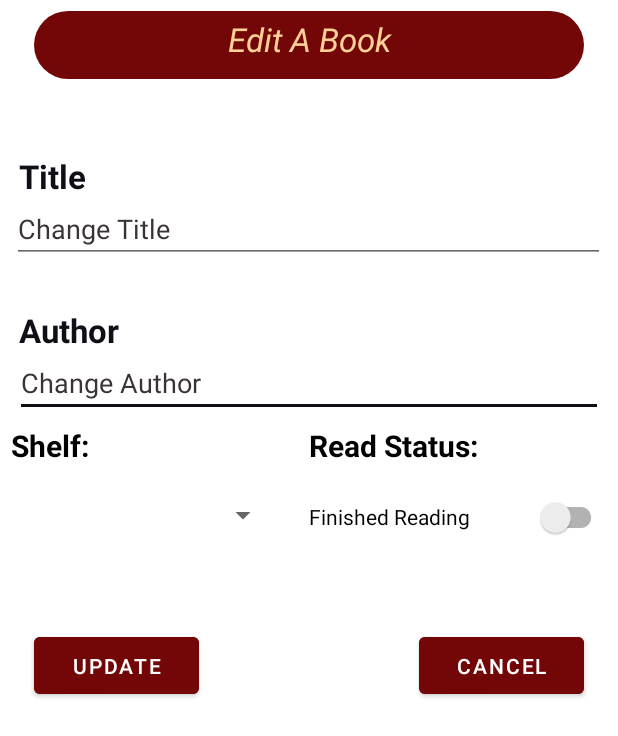
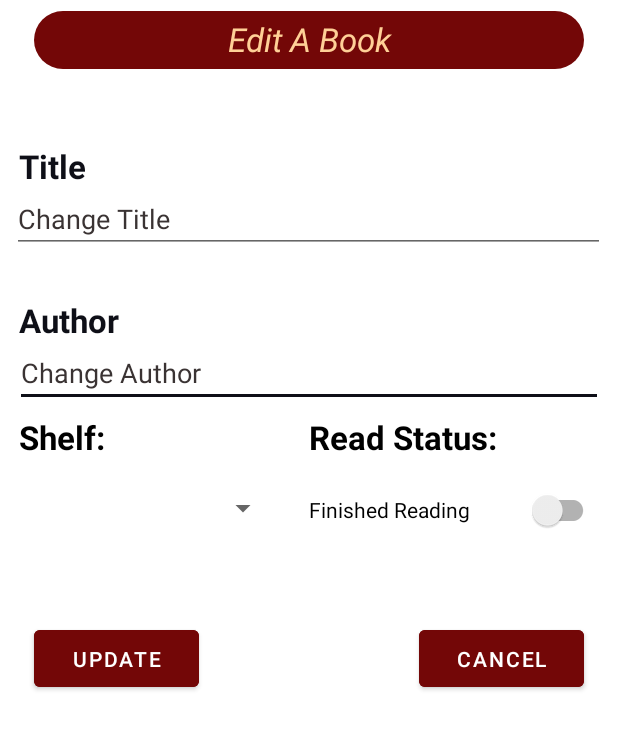
Before and after one commit to vp-98/Book-Keeper, an Android app: the layout popup_editbook_layout.xml on its own in the app's theme, with its tools: preview values and no code run, on a phone screen of 412 x 824 dp. Shown: the top 736 px of the screen. Run offline under Robolectric (Android 15) with nearby library versions, the phone set to English and light mode, and no system bars.

Commit message:
File formats modified and function comments

```diff
--- a/app/src/main/res/layout/frag_addbook_layout.xml
+++ b/app/src/main/res/layout/frag_addbook_layout.xml
@@ -27,6 +27,7 @@
             android:padding="20dp"
             android:textSize="25sp"
             android:text="@string/addbook_title_page" />
+
     </LinearLayout>
 
     <androidx.constraintlayout.widget.ConstraintLayout
@@ -164,5 +165,4 @@
 
     </androidx.constraintlayout.widget.ConstraintLayout>
 
-
 </RelativeLayout>
--- a/app/src/main/res/layout/frag_appstats_layout.xml
+++ b/app/src/main/res/layout/frag_appstats_layout.xml
@@ -40,7 +40,6 @@
             android:layout_width="match_parent"
             android:layout_height="wrap_content">
 
-            <!-- Book Stats view, Changes must be made in the class -->
             <androidx.cardview.widget.CardView
                 android:id="@+id/appstats_topCardView"
                 android:layout_width="match_parent"
@@ -143,7 +142,6 @@
 
             </androidx.cardview.widget.CardView>
 
-            <!-- General Stats view, NO CHANGES HERE, CHANGES MUST BE IN R.STRINGS-->
             <androidx.cardview.widget.CardView
                 android:id="@+id/appstats_general_cardview"
                 android:layout_width="match_parent"
@@ -167,7 +165,6 @@
                         app:layout_constraintEnd_toEndOf="parent"
                         app:layout_constraintStart_toStartOf="parent"
                         app:layout_constraintTop_toTopOf="parent" />
-
 
                     <TextView
                         android:id="@+id/appstats_db_version_number"
@@ -241,7 +238,6 @@
 
             </androidx.cardview.widget.CardView>
 
-            <!-- Change Log -->
             <androidx.cardview.widget.CardView
                 android:layout_width="match_parent"
                 android:layout_height="wrap_content"
--- a/app/src/main/res/layout/frag_bookview_layout.xml
+++ b/app/src/main/res/layout/frag_bookview_layout.xml
@@ -1,5 +1,4 @@
 <?xml version="1.0" encoding="utf-8"?>
-
 <RelativeLayout xmlns:android="http://schemas.android.com/apk/res/android"
     android:layout_width="match_parent"
     android:layout_height="match_parent"
@@ -42,5 +41,4 @@
 
     </FrameLayout>
 
-
 </RelativeLayout>
--- a/app/src/main/res/layout/frag_settings_layout.xml
+++ b/app/src/main/res/layout/frag_settings_layout.xml
@@ -1,6 +1,5 @@
 <?xml version="1.0" encoding="utf-8"?>
 <RelativeLayout xmlns:android="http://schemas.android.com/apk/res/android"
-    xmlns:tools="http://schemas.android.com/tools"
     android:layout_width="match_parent"
     android:layout_height="match_parent"
     xmlns:app="http://schemas.android.com/apk/res-auto"
@@ -26,7 +25,6 @@
             android:textColor="@color/primary_gold"
             android:textSize="22sp"
             android:textStyle="italic" />
-
 
     </RelativeLayout>
 
@@ -107,7 +105,6 @@
                             app:layout_constraintEnd_toEndOf="parent"
                             app:layout_constraintStart_toEndOf="@+id/settings_layout_spinner"
                             app:layout_constraintTop_toTopOf="@+id/settings_layout_spinner" />
-
 
                     </LinearLayout>
 
@@ -200,8 +197,8 @@
 
             </androidx.cardview.widget.CardView>
 
+        </RelativeLayout>
 
-        </RelativeLayout>
     </ScrollView>
 
 </RelativeLayout>
--- a/app/src/main/res/layout/listview_single_item.xml
+++ b/app/src/main/res/layout/listview_single_item.xml
@@ -1,6 +1,5 @@
 <?xml version="1.0" encoding="utf-8"?>
-<LinearLayout
-    xmlns:android="http://schemas.android.com/apk/res/android"
+<LinearLayout xmlns:android="http://schemas.android.com/apk/res/android"
     android:layout_width="match_parent"
     android:layout_height="match_parent"
     android:orientation="horizontal"
--- a/app/src/main/res/layout/popup_editbook_layout.xml
+++ b/app/src/main/res/layout/popup_editbook_layout.xml
@@ -1,6 +1,5 @@
 <?xml version="1.0" encoding="utf-8"?>
 <RelativeLayout xmlns:android="http://schemas.android.com/apk/res/android"
-    xmlns:app="http://schemas.android.com/apk/res-auto"
     android:layout_width="match_parent"
     android:layout_height="match_parent"
     android:background="@color/white"
@@ -8,17 +7,18 @@
 
     <TextView
         android:id="@+id/pop_title_banner"
+        android:layout_width="match_parent"
+        android:layout_height="wrap_content"
+        android:paddingBottom="5dp"
         android:layout_marginLeft="15dp"
         android:layout_marginRight="15dp"
-        android:layout_width="match_parent"
-        android:layout_height="45dp"
+        android:background="@drawable/shape_generic_title_cardview"
+        android:paddingTop="4dp"
         android:text="@string/pop_edit_title"
+        android:textAlignment="center"
         android:textColor="@color/primary_gold"
         android:textSize="22sp"
-        android:textStyle="italic"
-        android:paddingTop="4dp"
-        android:textAlignment="center"
-        android:background="@drawable/shape_generic_title_cardview" />
+        android:textStyle="italic" />
 
     <TextView
         android:id="@+id/pop_title_str"
@@ -105,8 +105,9 @@
         <TextView
             android:layout_width="match_parent"
             android:layout_height="wrap_content"
+            android:layout_marginLeft="5dp"
             android:text="@string/pop_shelf_hint"
-            android:textSize="20sp"
+            android:textSize="22sp"
             android:textStyle="bold"
             android:textColor="@color/black"
             android:layout_weight="50"/>
@@ -115,11 +116,12 @@
             android:layout_width="match_parent"
             android:layout_height="wrap_content"
             android:text="@string/pop_read_hint"
-            android:textSize="20sp"
+            android:textSize="22sp"
             android:textStyle="bold"
             android:textColor="@color/black"
             android:layout_weight="50"/>
     </LinearLayout>
+
     <LinearLayout
         android:id="@+id/popup_shelf_read_editable"
         android:layout_width="match_parent"
@@ -133,6 +135,7 @@
             android:id="@+id/popup_spinner"
             android:layout_width="match_parent"
             android:layout_height="45dp"
+            android:layout_marginLeft="5dp"
             android:layout_below="@+id/pop_bookAuthorET"
             android:layout_weight="50"
             android:layout_marginRight="20dp"
@@ -144,6 +147,7 @@
             android:id="@+id/pop_read_switch"
             android:layout_width="match_parent"
             android:layout_height="wrap_content"
+            android:layout_marginRight="5dp"
             android:layout_below="@id/pop_bookAuthorET"
             android:layout_weight="50"
             android:text="@string/read_status_true"
--- a/app/src/main/res/layout/recycler_single_item.xml
+++ b/app/src/main/res/layout/recycler_single_item.xml
@@ -1,6 +1,5 @@
 <?xml version="1.0" encoding="utf-8"?>
 <androidx.cardview.widget.CardView xmlns:android="http://schemas.android.com/apk/res/android"
-    xmlns:tools="http://schemas.android.com/tools"
     android:layout_width="match_parent"
     android:layout_height="wrap_content"
     xmlns:app="http://schemas.android.com/apk/res-auto"
```
Also changed, not shown: app/src/main/java/com/vrajpatel/book_keeper/DatabaseHelper.java (+50 -69 lines), app/src/main/java/com/vrajpatel/book_keeper/FragAddBook.java (+33 -7 lines), app/src/main/java/com/vrajpatel/book_keeper/FragAppStats.java (+11 -1 lines), app/src/main/java/com/vrajpatel/book_keeper/FragBookView.java (+76 -26 lines), app/src/main/java/com/vrajpatel/book_keeper/FragSearchBook.java (+73 -31 lines), app/src/main/java/com/vrajpatel/book_keeper/FragSettings.java (+59 -19 lines), app/src/main/java/com/vrajpatel/book_keeper/ListViewAdapter.java (+51 -2 lines), app/src/main/java/com/vrajpatel/book_keeper/MainActivity.java (+13 -16 lines), app/src/main/java/com/vrajpatel/book_keeper/RecyclerViewAdapter.java (+80 -47 lines), app/src/main/res/layout/activity_main.xml (+2 -6 lines), app/src/main/java/com/vrajpatel/book_keeper/BookModel.java (line endings or trailing spaces), app/src/main/res/layout/frag_search_layout.xml (line endings or trailing spaces).
